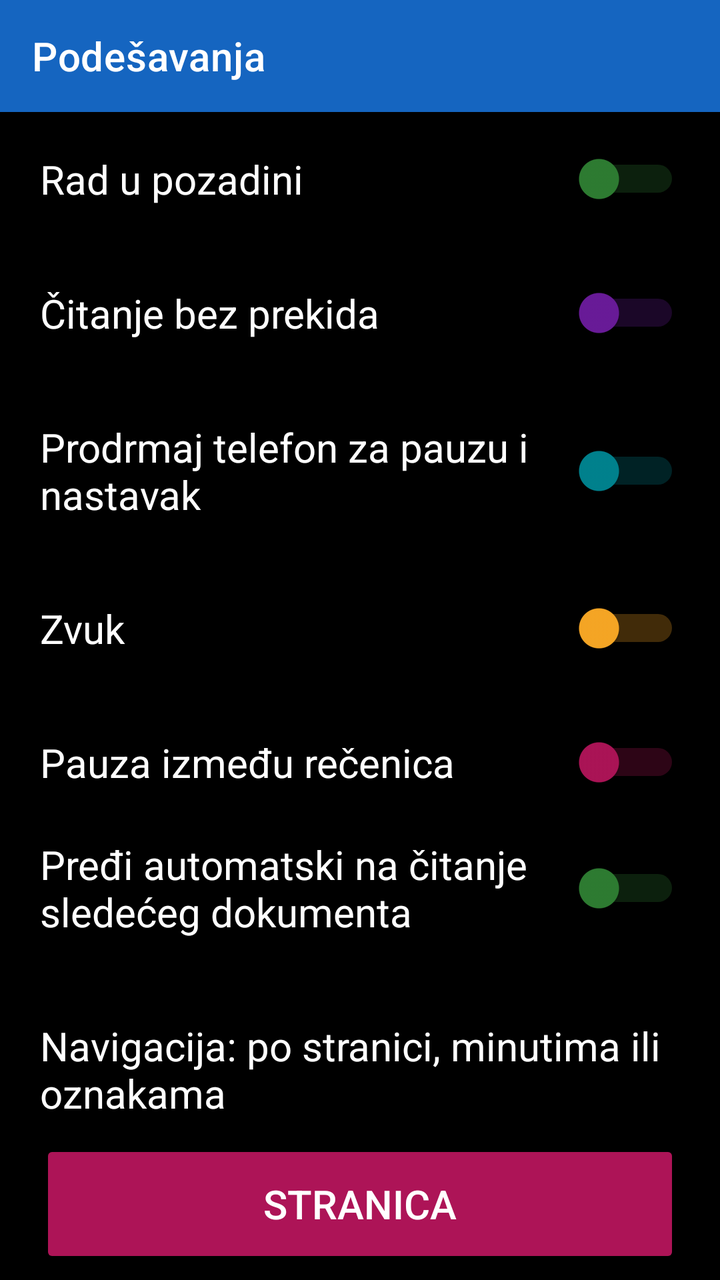
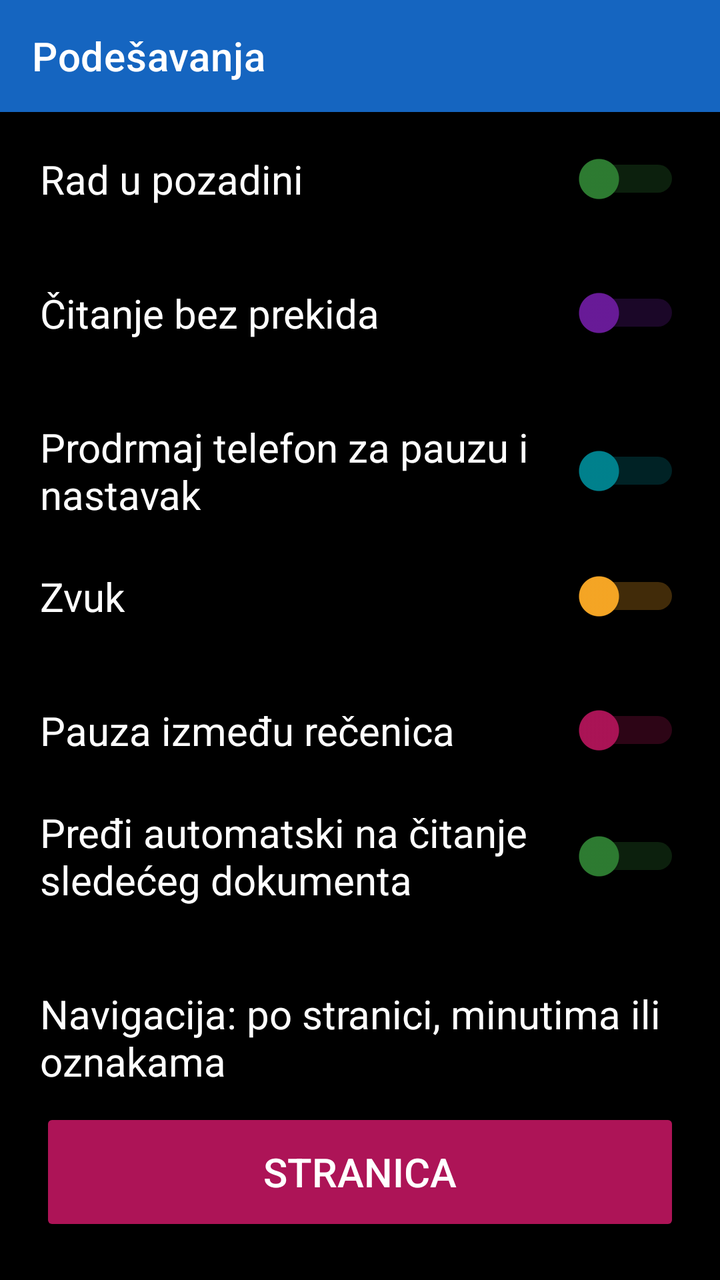

The first picture is an Android layout as it rendered before a commit; the second is the same layout after the commit. The layout source and the unified diff follow.
<!-- AndroidManifest.xml: application theme Theme.RecPoRec -->
<!-- res/layout/activity_settings.xml -->
<?xml version="1.0" encoding="utf-8"?>
<LinearLayout xmlns:android="http://schemas.android.com/apk/res/android"
    xmlns:app="http://schemas.android.com/apk/res-auto"
    android:layout_width="match_parent"
    android:layout_height="match_parent"
    android:orientation="vertical"
    android:fitsSystemWindows="true"
    android:background="@color/background">

    <androidx.appcompat.widget.Toolbar
        android:id="@+id/toolbar"
        android:layout_width="match_parent"
        android:layout_height="?attr/actionBarSize"
        android:background="@color/btn_voice"
        android:titleTextColor="@color/text_primary"
        app:title="@string/menu_settings" />

    <ScrollView
        android:layout_width="match_parent"
        android:layout_height="0dp"
        android:layout_weight="1">

    <LinearLayout
        android:layout_width="match_parent"
        android:layout_height="wrap_content"
        android:orientation="vertical">

    <Switch
        android:id="@+id/switchBackground"
        android:layout_width="match_parent"
        android:layout_height="wrap_content"
        android:padding="20dp"
        android:textSize="20sp"
        android:textColor="@color/text_primary"
        android:thumbTint="@color/btn_chapter"
        android:trackTint="@color/btn_chapter"
        android:text="@string/setting_background"
        android:contentDescription="@string/setting_background" />

    <Switch
        android:id="@+id/switchUninterrupted"
        android:layout_width="match_parent"
        android:layout_height="wrap_content"
        android:padding="20dp"
        android:textSize="20sp"
        android:textColor="@color/text_primary"
        android:thumbTint="@color/btn_timer"
        android:trackTint="@color/btn_timer"
        android:text="@string/setting_uninterrupted"
        android:contentDescription="@string/setting_uninterrupted" />

    <Switch
        android:id="@+id/switchShake"
        android:layout_width="match_parent"
        android:layout_height="wrap_content"
        android:padding="20dp"
        android:textSize="20sp"
        android:textColor="@color/text_primary"
        android:thumbTint="@color/btn_speed"
        android:trackTint="@color/btn_speed"
        android:text="@string/setting_shake"
        android:contentDescription="@string/setting_shake" />

    <Switch
        android:id="@+id/switchSound"
        android:layout_width="match_parent"
        android:layout_height="wrap_content"
        android:padding="20dp"
        android:textSize="20sp"
        android:textColor="@color/text_primary"
        android:thumbTint="@color/btn_volume"
        android:trackTint="@color/btn_volume"
        android:text="Zvuk"
        android:contentDescription="Zvuk - kratak zvuk pri dodiru dugmadi" />

    <LinearLayout
        android:layout_width="match_parent"
        android:layout_height="wrap_content"
        android:orientation="vertical"
        android:paddingStart="20dp"
        android:paddingEnd="20dp"
        android:paddingTop="20dp"
        android:paddingBottom="4dp">

        <Switch
            android:id="@+id/switchSentencePause"
            android:layout_width="match_parent"
            android:layout_height="wrap_content"
            android:textSize="20sp"
            android:textColor="@color/text_primary"
            android:thumbTint="@color/btn_page_nav"
            android:trackTint="@color/btn_page_nav"
            android:text="@string/setting_sentence_pause"
            android:contentDescription="@string/setting_sentence_pause" />

        
        <RadioGroup
            android:id="@+id/groupSentencePauseMs"
            android:layout_width="match_parent"
            android:layout_height="wrap_content"
            android:orientation="horizontal"
            android:layout_marginTop="10dp"
            android:visibility="gone">

            <RadioButton
                android:id="@+id/radioPause300"
                android:layout_width="0dp"
                android:layout_height="wrap_content"
                android:layout_weight="1"
                android:textSize="18sp"
                android:textColor="@color/text_primary"
                android:buttonTint="@color/btn_page_nav"
                android:text="300 ms" />

            <RadioButton
                android:id="@+id/radioPause400"
                android:layout_width="0dp"
                android:layout_height="wrap_content"
                android:layout_weight="1"
                android:textSize="18sp"
                android:textColor="@color/text_primary"
                android:buttonTint="@color/btn_page_nav"
                android:text="400 ms" />

            <RadioButton
                android:id="@+id/radioPause500"
                android:layout_width="0dp"
                android:layout_height="wrap_content"
                android:layout_weight="1"
                android:textSize="18sp"
                android:textColor="@color/text_primary"
                android:buttonTint="@color/btn_page_nav"
                android:text="500 ms" />
        </RadioGroup>
    </LinearLayout>

    <Switch
        android:id="@+id/switchAutoNext"
        android:layout_width="match_parent"
        android:layout_height="wrap_content"
        android:padding="20dp"
        android:textSize="20sp"
        android:textColor="@color/text_primary"
        android:thumbTint="@color/btn_chapter"
        android:trackTint="@color/btn_chapter"
        android:text="@string/setting_auto_next"
        android:contentDescription="@string/setting_auto_next" />

    <LinearLayout
        android:layout_width="match_parent"
        android:layout_height="wrap_content"
        android:orientation="vertical"
        android:padding="20dp">

        <TextView
            android:layout_width="match_parent"
            android:layout_height="wrap_content"
            android:textSize="20sp"
            android:textColor="@color/text_primary"
            android:text="Navigacija: po stranici, minutima ili oznakama" />

        <Button
            android:id="@+id/btnNavigationMode"
            android:layout_width="match_parent"
            android:layout_height="64dp"
            android:layout_marginTop="10dp"
            android:textSize="20sp"
            android:backgroundTint="@color/btn_page_nav"
            android:textColor="@color/button_text"
            android:text="Stranica" />
    </LinearLayout>

    </LinearLayout>
    </ScrollView>

</LinearLayout>
<!-- resources referenced by this layout -->
<resources>
  <color name="background">#000000</color>
  <color name="btn_chapter">#2E7D32</color>
  <color name="btn_page_nav">#AD1457</color>
  <color name="btn_speed">#00838F</color>
  <color name="btn_timer">#6A1B9A</color>
  <color name="btn_voice">#1565C0</color>
  <color name="btn_volume">#F9A825</color>
  <color name="button_text">#FFFFFF</color>
  <color name="text_primary">#FFFFFF</color>
  <string name="menu_settings">Podešavanja</string>
  <string name="setting_auto_next">Pređi automatski na čitanje sledećeg dokumenta</string>
  <string name="setting_background">Rad u pozadini</string>
  <string name="setting_sentence_pause">Pauza između rečenica</string>
  <string name="setting_shake">Prodrmaj telefon za pauzu i nastavak</string>
  <string name="setting_uninterrupted">Čitanje bez prekida</string>
  <style name="Theme.RecPoRec" parent="Theme.MaterialComponents.DayNight.NoActionBar">
          <item name="android:windowBackground">@color/background</item>
          <item name="android:textColorPrimary">@color/text_primary</item>
          <item name="colorPrimary">@color/btn_voice</item>
          <item name="colorOnPrimary">@color/button_text</item>
          <item name="alertDialogTheme">@style/RecPoRecAlertDialog</item>
          <item name="android:alertDialogTheme">@style/RecPoRecAlertDialog</item>
      </style>
  <style name="RecPoRecAlertDialog" parent="Theme.AppCompat.DayNight.Dialog.Alert">
          <item name="android:windowBackground">@color/background</item>
          <item name="android:textColorPrimary">@color/text_primary</item>
          <item name="colorAccent">@color/btn_goto_page</item>
          <item name="android:textAppearanceMedium">@style/RecPoRecDialogText</item>
          <item name="android:textAppearanceListItem">@style/RecPoRecDialogText</item>
          <item name="android:textAppearanceListItemSmall">@style/RecPoRecDialogText</item>
          <item name="buttonBarPositiveButtonStyle">@style/RecPoRecDialogButton</item>
          <item name="buttonBarNegativeButtonStyle">@style/RecPoRecDialogButton</item>
          <item name="buttonBarNeutralButtonStyle">@style/RecPoRecDialogButton</item>
      </style>
  <color name="btn_goto_page">#5D4037</color>
  <style name="RecPoRecDialogText" parent="TextAppearance.AppCompat.Medium">
          <item name="android:textSize">20sp</item>
          <item name="android:textColor">@color/text_primary</item>
      </style>
  <style name="RecPoRecDialogButton" parent="Widget.AppCompat.Button.ButtonBar.AlertDialog">
          <item name="android:textSize">18sp</item>
          <item name="android:textColor">@color/btn_goto_page</item>
          <item name="android:textStyle">bold</item>
      </style>
</resources>

<!-- the commit's change to res/layout/activity_settings.xml (unified diff, before → after) -->
@@ -49,30 +49,6 @@
         android:text="@string/setting_uninterrupted"
         android:contentDescription="@string/setting_uninterrupted" />
 
-    <Switch
-        android:id="@+id/switchShake"
-        android:layout_width="match_parent"
-        android:layout_height="wrap_content"
-        android:padding="20dp"
-        android:textSize="20sp"
-        android:textColor="@color/text_primary"
-        android:thumbTint="@color/btn_speed"
-        android:trackTint="@color/btn_speed"
-        android:text="@string/setting_shake"
-        android:contentDescription="@string/setting_shake" />
-
-    <Switch
-        android:id="@+id/switchSound"
-        android:layout_width="match_parent"
-        android:layout_height="wrap_content"
-        android:padding="20dp"
-        android:textSize="20sp"
-        android:textColor="@color/text_primary"
-        android:thumbTint="@color/btn_volume"
-        android:trackTint="@color/btn_volume"
-        android:text="Zvuk"
-        android:contentDescription="Zvuk - kratak zvuk pri dodiru dugmadi" />
-
     <LinearLayout
         android:layout_width="match_parent"
         android:layout_height="wrap_content"
@@ -83,6 +59,79 @@
         android:paddingBottom="4dp">
 
         <Switch
+            android:id="@+id/switchShake"
+            android:layout_width="match_parent"
+            android:layout_height="wrap_content"
+            android:textSize="20sp"
+            android:textColor="@color/text_primary"
+            android:thumbTint="@color/btn_speed"
+            android:trackTint="@color/btn_speed"
+            android:text="@string/setting_shake"
+            android:contentDescription="@string/setting_shake" />
+
+        
+        <RadioGroup
+            android:id="@+id/groupShakeSensitivity"
+            android:layout_width="match_parent"
+            android:layout_height="wrap_content"
+            android:orientation="horizontal"
+            android:layout_marginTop="10dp"
+            android:visibility="gone">
+
+            <RadioButton
+                android:id="@+id/radioShakeLight"
+                android:layout_width="0dp"
+                android:layout_height="wrap_content"
+                android:layout_weight="1"
+                android:textSize="18sp"
+                android:textColor="@color/text_primary"
+                android:buttonTint="@color/btn_speed"
+                android:text="Blago" />
+
+            <RadioButton
+                android:id="@+id/radioShakeMedium"
+                android:layout_width="0dp"
+                android:layout_height="wrap_content"
+                android:layout_weight="1"
+                android:textSize="18sp"
+                android:textColor="@color/text_primary"
+                android:buttonTint="@color/btn_speed"
+                android:text="Srednje" />
+
+            <RadioButton
+                android:id="@+id/radioShakeStrong"
+                android:layout_width="0dp"
+                android:layout_height="wrap_content"
+                android:layout_weight="1"
+                android:textSize="18sp"
+                android:textColor="@color/text_primary"
+                android:buttonTint="@color/btn_speed"
+                android:text="Jako" />
+        </RadioGroup>
+    </LinearLayout>
+
+    <Switch
+        android:id="@+id/switchSound"
+        android:layout_width="match_parent"
+        android:layout_height="wrap_content"
+        android:padding="20dp"
+        android:textSize="20sp"
+        android:textColor="@color/text_primary"
+        android:thumbTint="@color/btn_volume"
+        android:trackTint="@color/btn_volume"
+        android:text="Zvuk"
+        android:contentDescription="Zvuk - kratak zvuk pri dodiru dugmadi" />
+
+    <LinearLayout
+        android:layout_width="match_parent"
+        android:layout_height="wrap_content"
+        android:orientation="vertical"
+        android:paddingStart="20dp"
+        android:paddingEnd="20dp"
+        android:paddingTop="20dp"
+        android:paddingBottom="4dp">
+
+        <Switch
             android:id="@+id/switchSentencePause"
             android:layout_width="match_parent"
             android:layout_height="wrap_content"
